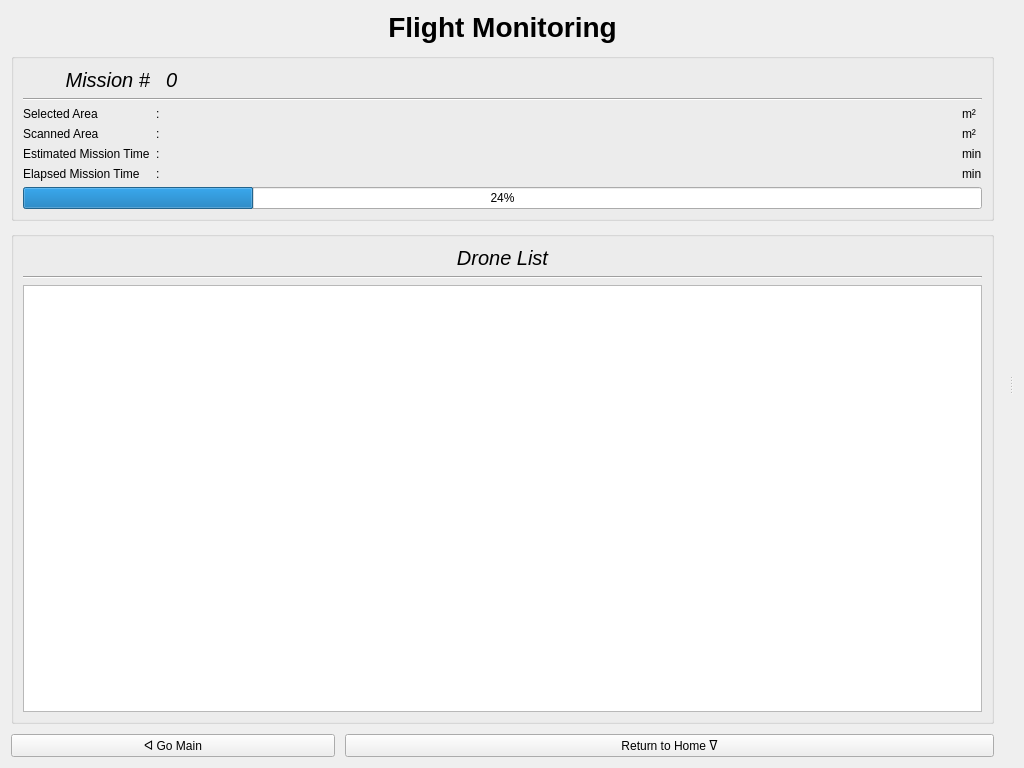
The window that UI/Midflight/mid_design.ui (cmpe-DroneLab/GeoFly3D) describes before a commit, drawn with Qt 5.
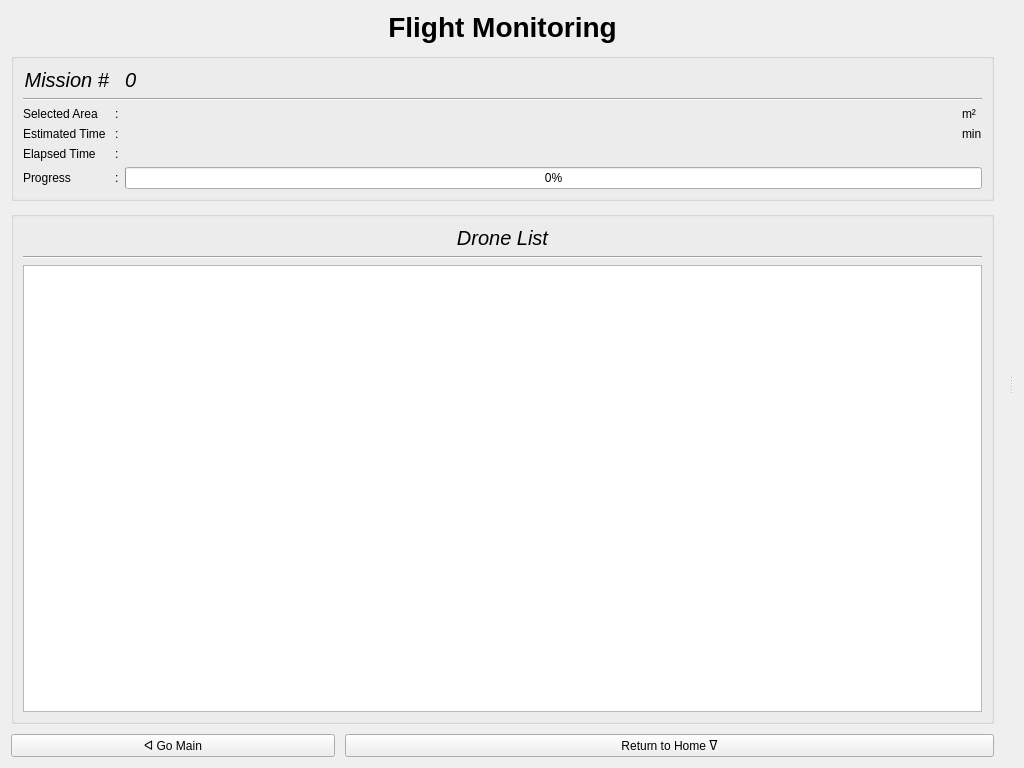
The same window after the commit.

Commit message: Added flight time counter to Midflight screen

```diff
--- a/UI/Midflight/mid_design.ui
+++ b/UI/Midflight/mid_design.ui
@@ -19,7 +19,7 @@
      <property name="orientation">
       <enum>Qt::Horizontal</enum>
      </property>
-     <widget class="QWidget" name="">
+     <widget class="QWidget" name="layoutWidget">
       <layout class="QVBoxLayout" name="v_lay_left" stretch="0,0,0,0">
        <property name="spacing">
         <number>10</number>
@@ -52,6 +52,61 @@
           <string/>
          </property>
          <layout class="QGridLayout" name="gridLayout" columnstretch="0,0,1,0">
+          <item row="6" column="2" colspan="2">
+           <widget class="QProgressBar" name="progress_bar">
+            <property name="value">
+             <number>0</number>
+            </property>
+           </widget>
+          </item>
+          <item row="2" column="2">
+           <widget class="QLabel" name="selected_area_value">
+            <property name="text">
+             <string/>
+            </property>
+            <property name="alignment">
+             <set>Qt::AlignRight|Qt::AlignTrailing|Qt::AlignVCenter</set>
+            </property>
+           </widget>
+          </item>
+          <item row="4" column="3">
+           <widget class="QLabel" name="mission_time_unit">
+            <property name="text">
+             <string>min</string>
+            </property>
+           </widget>
+          </item>
+          <item row="2" column="1">
+           <widget class="QLabel" name="colon_1">
+            <property name="text">
+             <string>:</string>
+            </property>
+           </widget>
+          </item>
+          <item row="2" column="3">
+           <widget class="QLabel" name="selected_area_unit">
+            <property name="text">
+             <string>m²</string>
+            </property>
+           </widget>
+          </item>
+          <item row="4" column="2">
+           <widget class="QLabel" name="mission_time_value">
+            <property name="text">
+             <string/>
+            </property>
+            <property name="alignment">
+             <set>Qt::AlignRight|Qt::AlignTrailing|Qt::AlignVCenter</set>
+            </property>
+           </widget>
+          </item>
+          <item row="5" column="0">
+           <widget class="QLabel" name="elapsed_time_label">
+            <property name="text">
+             <string>Elapsed Time</string>
+            </property>
+           </widget>
+          </item>
           <item row="0" column="0">
            <widget class="QLabel" name="label_mission_information">
             <property name="font">
@@ -85,54 +140,24 @@
             </property>
            </widget>
           </item>
-          <item row="5" column="3">
-           <widget class="QLabel" name="mission_time_unit">
+          <item row="6" column="0">
+           <widget class="QLabel" name="progress_label">
             <property name="text">
-             <string>min</string>
+             <string>Progress</string>
             </property>
            </widget>
           </item>
-          <item row="6" column="2">
-           <widget class="QLabel" name="elapsed_time_value">
+          <item row="5" column="1">
+           <widget class="QLabel" name="colon_4">
             <property name="text">
-             <string/>
+             <string>:</string>
             </property>
-            <property name="alignment">
-             <set>Qt::AlignRight|Qt::AlignTrailing|Qt::AlignVCenter</set>
-            </property>
            </widget>
           </item>
-          <item row="5" column="2">
-           <widget class="QLabel" name="mission_time_value">
+          <item row="4" column="1">
+           <widget class="QLabel" name="colon_3">
             <property name="text">
-             <string/>
-            </property>
-            <property name="alignment">
-             <set>Qt::AlignRight|Qt::AlignTrailing|Qt::AlignVCenter</set>
-            </property>
-           </widget>
-          </item>
-          <item row="2" column="2">
-           <widget class="QLabel" name="selected_area_value">
-            <property name="text">
-             <string/>
-            </property>
-            <property name="alignment">
-             <set>Qt::AlignRight|Qt::AlignTrailing|Qt::AlignVCenter</set>
-            </property>
-           </widget>
-          </item>
-          <item row="7" column="0" colspan="4">
-           <widget class="QProgressBar" name="progress_bar">
-            <property name="value">
-             <number>24</number>
-            </property>
-           </widget>
-          </item>
-          <item row="4" column="3">
-           <widget class="QLabel" name="scanned_area_unit">
-            <property name="text">
-             <string>m²</string>
+             <string>:</string>
             </property>
            </widget>
           </item>
@@ -156,69 +181,30 @@
             </property>
            </widget>
           </item>
-          <item row="5" column="0">
-           <widget class="QLabel" name="mission_time_label">
-            <property name="text">
-             <string>Estimated Mission Time</string>
-            </property>
-           </widget>
-          </item>
           <item row="4" column="0">
-           <widget class="QLabel" name="scanned_area_label">
+           <widget class="QLabel" name="mission_time_label">
             <property name="text">
-             <string>Scanned Area</string>
-            </property>
-           </widget>
-          </item>
-          <item row="2" column="3">
-           <widget class="QLabel" name="selected_area_unit">
-            <property name="text">
-             <string>m²</string>
-            </property>
-           </widget>
-          </item>
-          <item row="6" column="3">
-           <widget class="QLabel" name="elapsed_time_unit">
-            <property name="text">
-             <string>min</string>
-            </property>
-           </widget>
-          </item>
-          <item row="6" column="0">
-           <widget class="QLabel" name="elapsed_time_label">
-            <property name="text">
-             <string>Elapsed Mission Time</string>
-            </property>
-           </widget>
-          </item>
-          <item row="2" column="1">
-           <widget class="QLabel" name="colon_1">
-            <property name="text">
-             <string>:</string>
-            </property>
-           </widget>
-          </item>
-          <item row="4" column="1">
-           <widget class="QLabel" name="colon_2">
-            <property name="text">
-             <string>:</string>
-            </property>
-           </widget>
-          </item>
-          <item row="5" column="1">
-           <widget class="QLabel" name="colon_3">
-            <property name="text">
-             <string>:</string>
+             <string>Estimated Time</string>
             </property>
            </widget>
           </item>
           <item row="6" column="1">
-           <widget class="QLabel" name="colon_4">
+           <widget class="QLabel" name="colon_2">
             <property name="text">
              <string>:</string>
             </property>
            </widget>
           </item>
+          <item row="5" column="2" colspan="2">
+           <widget class="QLabel" name="elapsed_time_value">
+            <property name="text">
+             <string/>
+            </property>
+            <property name="alignment">
+             <set>Qt::AlignRight|Qt::AlignTrailing|Qt::AlignVCenter</set>
+            </property>
+           </widget>
+          </item>
          </layout>
         </widget>
        </item>
@@ -277,7 +263,7 @@
        </item>
       </layout>
      </widget>
-     <widget class="QWidget" name="">
+     <widget class="QWidget" name="layoutWidget">
       <layout class="QVBoxLayout" name="v_lay_right"/>
      </widget>
     </widget>
```
Left out of the diff: 10 changed lines with no effect on the pictures. The commit also changes 4 other files.
